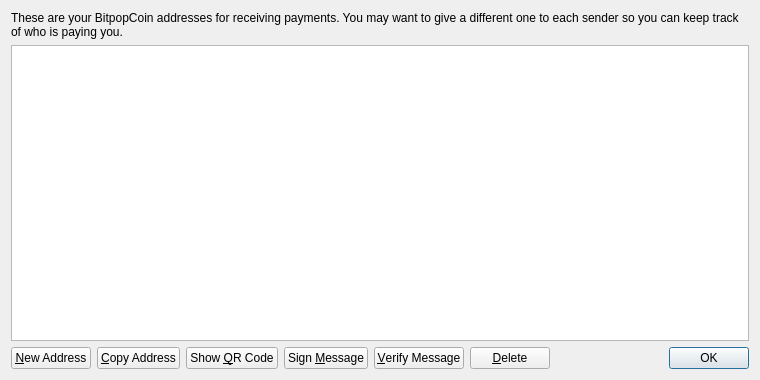
Old version of the form src/qt/forms/addressbookpage.ui in the repository RNGcoin/BitpopCoin.
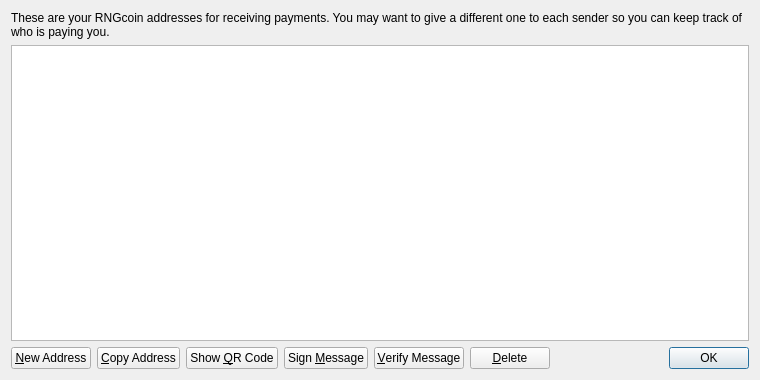
New version of the form. Icons and pictures are not drawn.

```diff
--- a/src/qt/forms/addressbookpage.ui
+++ b/src/qt/forms/addressbookpage.ui
@@ -17,7 +17,7 @@
    <item>
     <widget class="QLabel" name="labelExplanation">
      <property name="text">
-      <string>These are your BitpopCoin addresses for receiving payments. You may want to give a different one to each sender so you can keep track of who is paying you.</string>
+      <string>These are your RNGcoin addresses for receiving payments. You may want to give a different one to each sender so you can keep track of who is paying you.</string>
      </property>
      <property name="textFormat">
       <enum>Qt::PlainText</enum>
```
Left out of the diff: 4 changed lines with no effect on the pictures.
